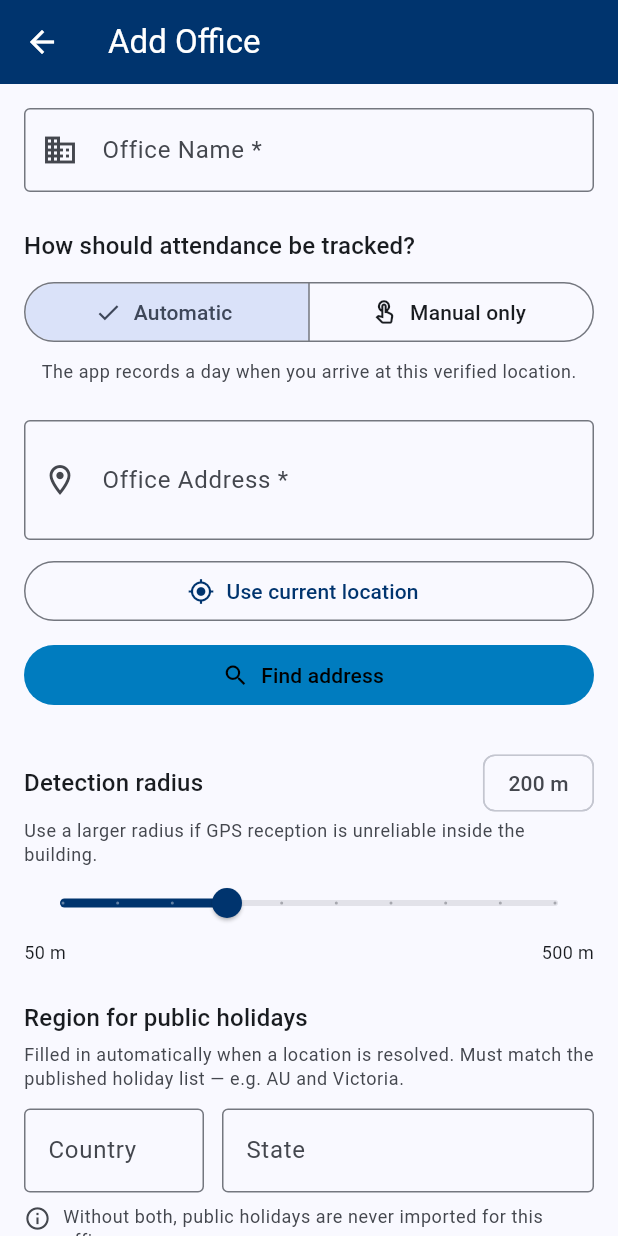
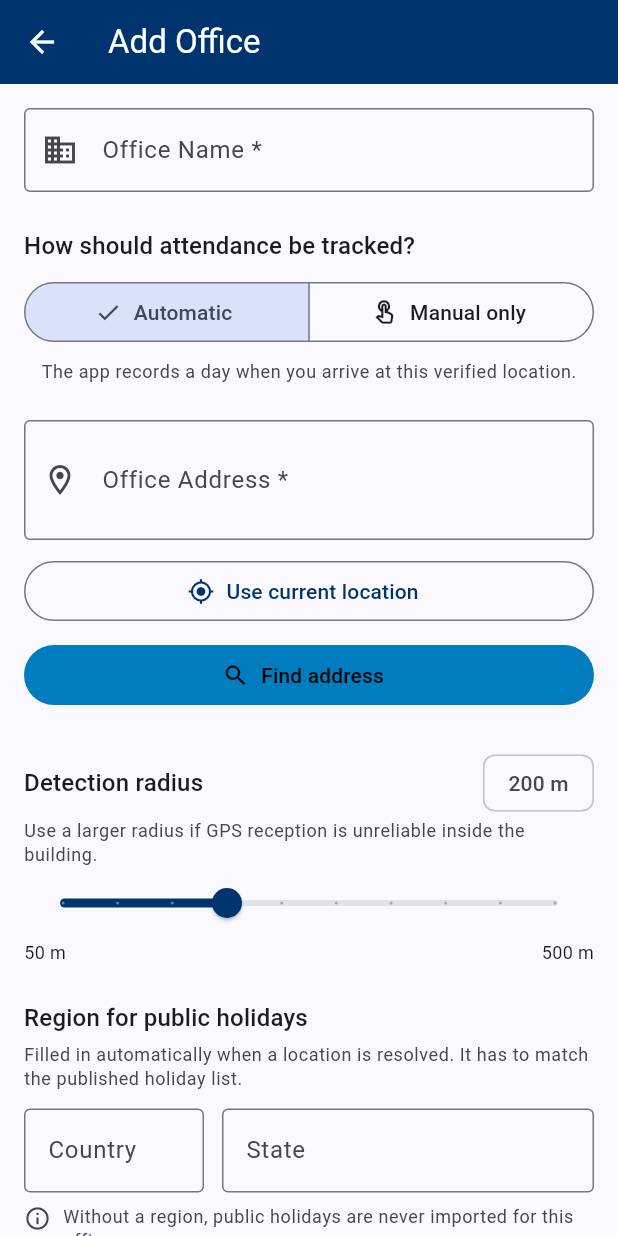
Before and after one commit to ryandam9/attendance-register, a Flutter app: the SettingsScreen screen opened directly, after a tap on "Add Office", on a phone screen of 412 x 824 dp. Run offline on Flutter 3.47's test engine with Material 3 defaults, Android fonts, the phone set to English and light mode, and no system bars; drawn by our look-alikes of dynamic_color; our stand-ins replace confetti, flutter_local_notifications, flutter_riverpod, geocoding, geolocator, native_geofence and 5 more; missing offline and left inert: excel, file_selector; accounts and stored records are empty; network calls fail.

Commit message:
feat: pick the holiday region from the published list
Free-text country and state made the user guess the spelling the CSV
happens to use — nothing in the app said why "VIC" matches nothing and
"Victoria" works. The published list already knows every region it
covers, so it supplies the choices: HolidayService.availableRegions()
fetches it and regionsFrom() reduces it to distinct country+state pairs,
which the office editor offers as a picker.

Free-text entry remains as the fallback for when the list cannot be
fetched, so an office can still be given a region offline. An office
carrying a region the list does not publish keeps it, and is told no
holidays are published for it rather than being left to wonder.

Co-Authored-By: Claude Opus 5 <noreply@anthropic.com>
Claude-Session: https://claude.ai/code/session_01M824v8XxMDorxYAQWTDrmb

```diff
--- a/lib/screens/settings_screen.dart
+++ b/lib/screens/settings_screen.dart
@@ -388,8 +388,8 @@ class SettingsScreen extends ConsumerWidget {
         return 'Add an office first — public holidays are matched on its '
             'country and state.';
       case HolidaySyncOutcome.noRegion:
-        return 'No office has a country and state set, so no holiday can '
-            'match. Add them on the office, then sync again.';
+        return 'No office has a region set, so no holiday can match. Pick one '
+            'on the office, then sync again.';
       case HolidaySyncOutcome.unavailable:
         return 'Could not fetch the public holiday list. Check your '
             'connection and try again.';
--- a/lib/screens/setup_screen.dart
+++ b/lib/screens/setup_screen.dart
@@ -5,6 +5,7 @@ import 'package:flutter_riverpod/flutter_riverpod.dart';
 import '../helpers/route_helper.dart';
 import '../models/office_location.dart';
 import '../providers/office_provider.dart';
+import '../services/holiday_service.dart';
 import '../services/location_service.dart';
 import '../widgets/responsive_body.dart';
 import 'permission_setup_screen.dart';
@@ -31,6 +32,10 @@ class _SetupScreenState extends ConsumerState<SetupScreen> {
   double _radius = 200;
   double? _lat;
   double? _lng;
+  /// Regions the published holiday list covers, offered as choices so the user
+  /// never has to guess its spelling. Null until loaded, and stays null when
+  /// the list cannot be fetched — the free-text fields stand in then.
+  List<HolidayRegion>? _regions;
   late _TrackingMode _trackingMode;
   bool _busy = false;
   String? _locationError;
@@ -51,6 +56,7 @@ class _SetupScreenState extends ConsumerState<SetupScreen> {
     _trackingMode = o == null || o.hasLocation
         ? _TrackingMode.automatic
         : _TrackingMode.manual;
+    _loadRegions();
   }
 
   @override
@@ -61,6 +67,25 @@ class _SetupScreenState extends ConsumerState<SetupScreen> {
     _stateCtrl.dispose();
     super.dispose();
   }
+
+  Future<void> _loadRegions() async {
+    final regions = await HolidayService.instance.availableRegions();
+    if (!mounted || regions == null || regions.isEmpty) return;
+    setState(() => _regions = regions);
+  }
+
+  /// The selected region as a `country|state` key, or null while either half is
+  /// blank. Matches [HolidayService]'s own case-insensitive keying so a region
+  /// typed in a different case still selects its entry in the picker.
+  String? get _regionKey {
+    final c = _countryCtrl.text.trim();
+    final st = _stateCtrl.text.trim();
+    if (c.isEmpty || st.isEmpty) return null;
+    return '${c.toLowerCase()}|${st.toLowerCase()}';
+  }
+
+  static String _keyOf(HolidayRegion r) =>
+      '${r.country.toLowerCase()}|${r.state.toLowerCase()}';
 
   /// Writes a resolved region into the fields, leaving anything the user typed
   /// in place when the geocoder came back empty — a failed lookup must not
@@ -87,8 +112,8 @@ class _SetupScreenState extends ConsumerState<SetupScreen> {
   void _warnIfRegionMissing() {
     if (!_regionMissing) return;
     _showSnack(
-      'Could not work out the country and state for this address — fill them '
-      'in below so public holidays are matched.',
+      'Could not work out the region for this address — set it below so '
+      'public holidays are matched.',
     );
   }
 
@@ -177,6 +202,129 @@ class _SetupScreenState extends ConsumerState<SetupScreen> {
     );
     _warnIfRegionMissing();
     return true;
+  }
+
+  /// Help text under the region heading. It changes with the control: a picker
+  /// needs no warning about spelling, free-text does.
+  String get _regionHelp {
+    if (_regions == null) {
+      return 'Filled in automatically when a location is resolved. It has to '
+          'match the published holiday list.';
+    }
+    return 'Filled in automatically when a location is resolved. Otherwise '
+        'pick the region your office is in.';
+  }
+
+  /// True when the chosen region appears in the published list. Only meaningful
+  /// once [_regions] has loaded.
+  bool get _regionIsPublished {
+    final key = _regionKey;
+    if (key == null) return false;
+    return _regions?.any((r) => _keyOf(r) == key) ?? false;
+  }
+
+  /// The region control: a picker over the published list when it loaded, and
+  /// free-text country/state when it did not (offline, or the fetch failed) so
+  /// the office can still be given a region.
+  Widget _regionField() {
+    final regions = _regions;
+    if (regions == null) return _regionTextFields();
+
+    // An office may already carry a region the list does not publish (an older
+    // save, or a geocoder result for a region nobody has added holidays for).
+    // Offer it rather than silently dropping it on the next save.
+    final items = [
+      for (final r in regions)
+        DropdownMenuItem(value: _keyOf(r), child: Text(r.label)),
+    ];
+    final key = _regionKey;
+    if (key != null && !regions.any((r) => _keyOf(r) == key)) {
+      items.add(
+        DropdownMenuItem(
+          value: key,
+          child: Text(
+            '${_stateCtrl.text.trim()}, ${_countryCtrl.text.trim()}',
+          ),
+        ),
+      );
+    }
+
+    return DropdownButtonFormField<String>(
+      // Rebuilt when the region changes underneath it: a form field keeps its
+      // own state, so a geocoded region would not otherwise show as selected.
+      key: ValueKey(key),
+      initialValue: key,
+      isExpanded: true,
+      decoration: const InputDecoration(
+        labelText: 'Region',
+        prefixIcon: Icon(Icons.public_outlined),
+        border: OutlineInputBorder(),
+      ),
+      hint: const Text('Select the region'),
+      items: items,
+      onChanged: (value) {
+        if (value == null) return;
+        final match = regions.where((r) => _keyOf(r) == value);
+        if (match.isEmpty) return;
+        setState(() {
+          _countryCtrl.text = match.first.country;
+          _stateCtrl.text = match.first.state;
+        });
+      },
+    );
+  }
+
+  /// Fallback entry used when the published list is unavailable.
+  Widget _regionTextFields() {
+    return Row(
+      crossAxisAlignment: CrossAxisAlignment.start,
+      children: [
+        SizedBox(
+          width: 120,
+          child: TextFormField(
+            controller: _countryCtrl,
+            textCapitalization: TextCapitalization.characters,
+            onChanged: (_) => setState(() {}),
+            decoration: const InputDecoration(
+              labelText: 'Country',
+              hintText: 'AU',
+              border: OutlineInputBorder(),
+            ),
+          ),
+        ),
+        const SizedBox(width: 12),
+        Expanded(
+          child: TextFormField(
+            controller: _stateCtrl,
+            textCapitalization: TextCapitalization.words,
+            onChanged: (_) => setState(() {}),
+            decoration: const InputDecoration(
+              labelText: 'State',
+              hintText: 'Victoria',
+              border: OutlineInputBorder(),
+            ),
+          ),
+        ),
+      ],
+    );
+  }
+
+  Widget _regionNote(ColorScheme cs, String text) {
+    return Row(
+      crossAxisAlignment: CrossAxisAlignment.start,
+      children: [
+        Icon(Icons.info_outline, size: 18, color: cs.onSurfaceVariant),
+        const SizedBox(width: 8),
+        Expanded(
+          child: Text(
+            text,
+            style: Theme.of(
+              context,
+            ).textTheme.bodySmall?.copyWith(color: cs.onSurfaceVariant),
+          ),
+        ),
+      ],
+    );
   }
 
   void _showSnack(String msg) {
@@ -466,9 +614,7 @@ class _SetupScreenState extends ConsumerState<SetupScreen> {
               // ── Region ────────────────────────────────────────────────────
               // Outside the tracking-mode branch on purpose: public holidays
               // are matched on country + state, whether or not the app watches
-              // for arrivals. Editable because the desktop geocoder is a
-              // best-effort HTTP service — when it returns nothing these are
-              // the only way the office ever gets a region.
+              // for arrivals.
               const SizedBox(height: 24),
               Text(
                 'Region for public holidays',
@@ -476,65 +622,26 @@ class _SetupScreenState extends ConsumerState<SetupScreen> {
               ),
               const SizedBox(height: 4),
               Text(
-                'Filled in automatically when a location is resolved. Must '
-                'match the published holiday list — e.g. AU and Victoria.',
+                _regionHelp,
                 style: Theme.of(
                   context,
                 ).textTheme.bodySmall?.copyWith(color: cs.onSurfaceVariant),
               ),
               const SizedBox(height: 12),
-              Row(
-                crossAxisAlignment: CrossAxisAlignment.start,
-                children: [
-                  SizedBox(
-                    width: 120,
-                    child: TextFormField(
-                      controller: _countryCtrl,
-                      textCapitalization: TextCapitalization.characters,
-                      onChanged: (_) => setState(() {}),
-                      decoration: const InputDecoration(
-                        labelText: 'Country',
-                        hintText: 'AU',
-                        border: OutlineInputBorder(),
-                      ),
-                    ),
-                  ),
-                  const SizedBox(width: 12),
-                  Expanded(
-                    child: TextFormField(
-                      controller: _stateCtrl,
-                      textCapitalization: TextCapitalization.words,
-                      onChanged: (_) => setState(() {}),
-                      decoration: const InputDecoration(
-                        labelText: 'State',
-                        hintText: 'Victoria',
-                        border: OutlineInputBorder(),
-                      ),
-                    ),
-                  ),
-                ],
-              ),
+              _regionField(),
               if (_regionMissing) ...[
                 const SizedBox(height: 8),
-                Row(
-                  crossAxisAlignment: CrossAxisAlignment.start,
-                  children: [
-                    Icon(
-                      Icons.info_outline,
-                      size: 18,
-                      color: cs.onSurfaceVariant,
-                    ),
-                    const SizedBox(width: 8),
-                    Expanded(
-                      child: Text(
-                        'Without both, public holidays are never imported for '
-                        'this office.',
-                        style: Theme.of(context).textTheme.bodySmall?.copyWith(
-                          color: cs.onSurfaceVariant,
-                        ),
-                      ),
-                    ),
-                  ],
+                _regionNote(
+                  cs,
+                  'Without a region, public holidays are never imported for '
+                  'this office.',
+                ),
+              ] else if (_regions != null && !_regionIsPublished) ...[
+                const SizedBox(height: 8),
+                _regionNote(
+                  cs,
+                  'No public holidays are published for this region yet, so '
+                  'none will be imported.',
                 ),
               ],
 
--- a/lib/services/holiday_service.dart
+++ b/lib/services/holiday_service.dart
@@ -18,6 +18,29 @@ class HolidayRow {
     required this.date,
     required this.desc,
   });
+}
+
+/// A country+state pair that appears in the published list.
+///
+/// These are the only values an office can carry and still match a holiday, so
+/// the app offers them as choices rather than asking the user to guess the
+/// spelling the list happens to use ("Victoria", not "VIC").
+class HolidayRegion {
+  final String country;
+  final String state;
+  const HolidayRegion(this.country, this.state);
+
+  /// How the region reads in a picker, e.g. "Victoria, AU".
+  String get label => '$state, $country';
+
+  @override
+  bool operator ==(Object other) =>
+      other is HolidayRegion &&
+      other.country == country &&
+      other.state == state;
+
+  @override
+  int get hashCode => Object.hash(country, state);
 }
 
 /// How a holiday sync ended, so the UI can tell "nothing new to add" apart from
@@ -110,6 +133,33 @@ class HolidayService {
     return rows;
   }
 
+  /// The distinct regions covered by [rows], sorted by country then state.
+  /// Pure, so the picker's contents can be tested without a network call.
+  static List<HolidayRegion> regionsFrom(List<HolidayRow> rows) {
+    final seen = <String, HolidayRegion>{};
+    for (final r in rows) {
+      final country = r.country.trim();
+      final state = r.state.trim();
+      if (country.isEmpty || state.isEmpty) continue;
+      // Keyed case-insensitively so one spelling wins, matching how a holiday
+      // is matched to an office.
+      seen.putIfAbsent(
+        _key(country, state),
+        () => HolidayRegion(country, state),
+      );
+    }
+    final out = seen.values.toList()
+      ..sort((a, b) {
+        final byCountry = a.country.toLowerCase().compareTo(
+          b.country.toLowerCase(),
+        );
+        return byCountry != 0
+            ? byCountry
+            : a.state.toLowerCase().compareTo(b.state.toLowerCase());
+      });
+    return out;
+  }
+
   /// Case-insensitive country+state key used to match a holiday to an office.
   static String _key(String? country, String? state) =>
       '${country?.trim().toLowerCase()}|${state?.trim().toLowerCase()}';
@@ -145,6 +195,15 @@ class HolidayService {
     } finally {
       client.close();
     }
+  }
+
+  /// The regions the published list covers, for the office editor's region
+  /// picker. Returns null when the list cannot be fetched, so the UI can offer
+  /// free-text entry instead of an empty picker.
+  Future<List<HolidayRegion>?> availableRegions() async {
+    final csv = await _fetchCsv();
+    if (csv == null) return null;
+    return regionsFrom(parseCsv(csv));
   }
 
   /// Fetches the CSV and imports matching holidays. Never throws — a failed
```
Also changed, not shown: 1 other file.
